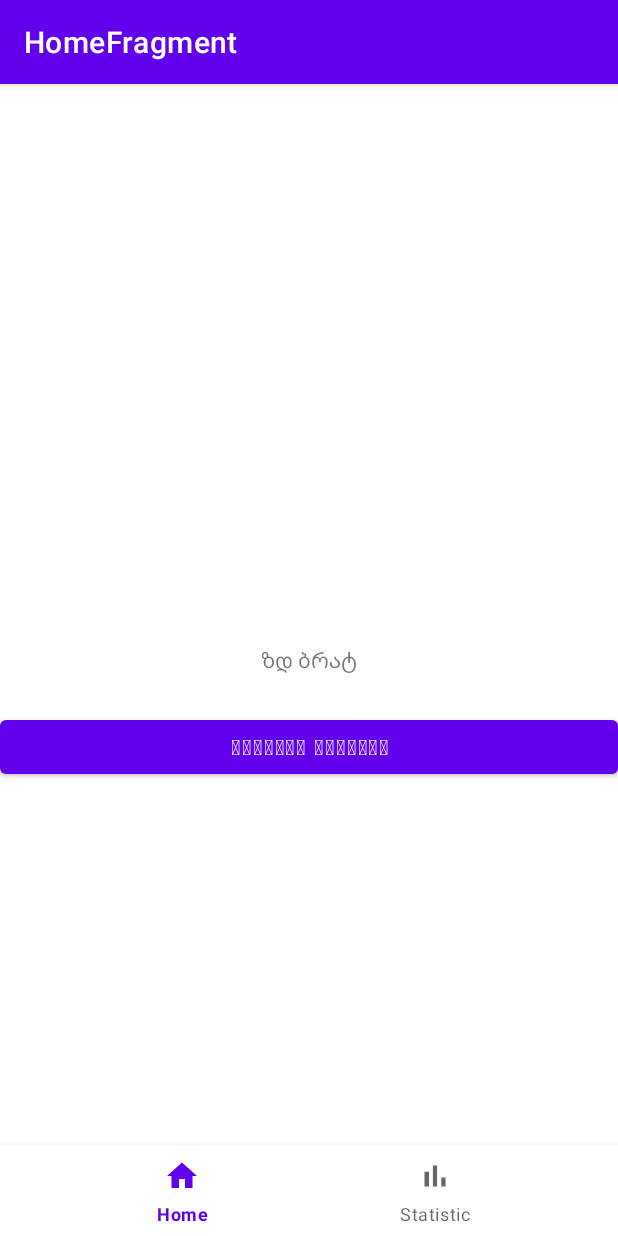
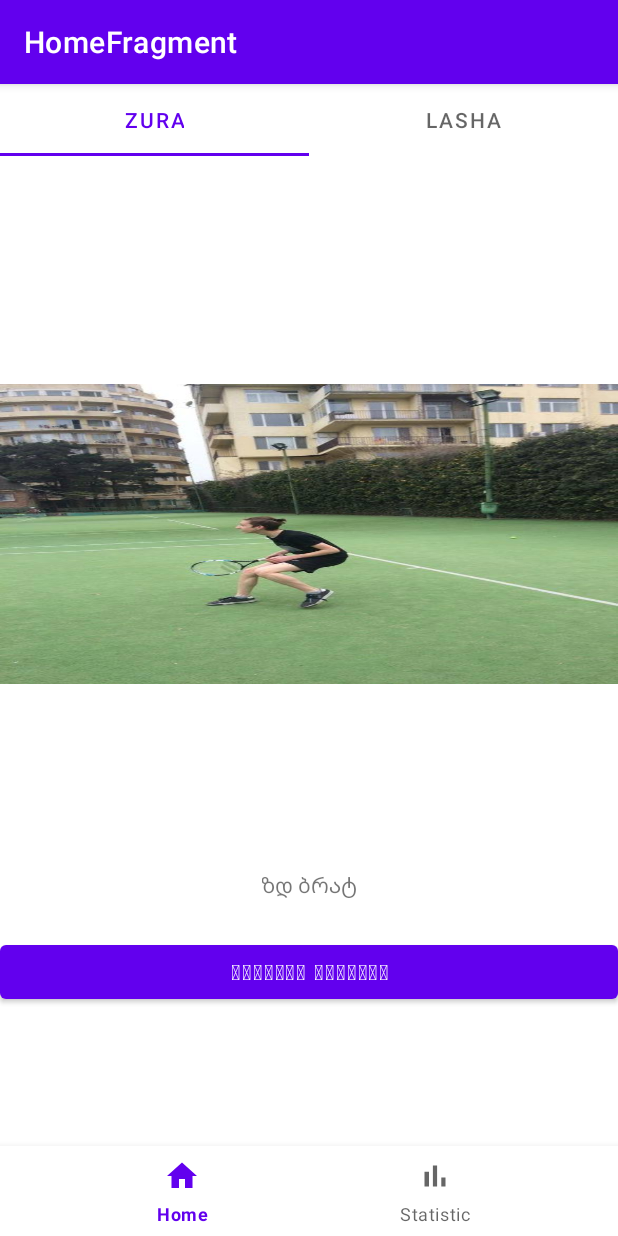
Before and after one commit to zukaChachava/Mines, an Android app: the screen it shows after launch (MainActivity), on a phone screen of 412 x 824 dp. Run offline under Robolectric (Android 15) with nearby library versions, the phone set to English and light mode, and no system bars; our stand-ins replace Room's generated code, navigation-ui.

Commit message:
working on view pager

```diff
--- a/app/src/main/java/com/lashaandzura/mines/MainActivity.kt
+++ b/app/src/main/java/com/lashaandzura/mines/MainActivity.kt
@@ -2,27 +2,42 @@ package com.lashaandzura.mines
 
 import androidx.appcompat.app.AppCompatActivity
 import android.os.Bundle
+import android.widget.TableLayout
 import androidx.navigation.NavController
 import androidx.navigation.findNavController
 import androidx.navigation.ui.AppBarConfiguration
 import androidx.navigation.ui.setupActionBarWithNavController
 import androidx.navigation.ui.setupWithNavController
+import androidx.viewpager2.widget.ViewPager2
 import com.google.android.material.bottomnavigation.BottomNavigationView
+import com.google.android.material.tabs.TabLayout
+import com.google.android.material.tabs.TabLayoutMediator
+import com.lashaandzura.mines.adapters.ViewPagerAdapter
 import com.lashaandzura.mines.databinding.ActivityMainBinding
 
 class MainActivity : AppCompatActivity() {
     private lateinit var binding: ActivityMainBinding
     private lateinit var bottomNavigationView: BottomNavigationView
     private lateinit var navController: NavController
+    private lateinit var viewPager2: ViewPager2
+    private lateinit var tableLayout: TabLayout
+    val tabTitle = arrayOf("Zura", "Lasha")
 
     override fun onCreate(savedInstanceState: Bundle?) {
         super.onCreate(savedInstanceState)
 
         binding = ActivityMainBinding.inflate(layoutInflater) // Auto binding, FindViewById is no more needed
         setContentView(binding.root)
-
+        viewPager2 = binding.pager
+        tableLayout = binding.tableLayout
         bottomNavigationView = binding.bottomNavView
         navController = findNavController(R.id.navHostFragment)
+        viewPager2.adapter = ViewPagerAdapter(supportFragmentManager, lifecycle)
+
+        TabLayoutMediator(tableLayout, viewPager2){
+            tab, position ->
+                tab.text = tabTitle[position]
+        }.attach()
 
         setupActionBarWithNavController(navController, AppBarConfiguration(
             setOf(
--- /dev/null
+++ b/app/src/main/java/com/lashaandzura/mines/adapters/ViewPagerAdapter.kt
@@ -0,0 +1,22 @@
+package com.lashaandzura.mines.adapters
+
+import androidx.fragment.app.Fragment
+import androidx.fragment.app.FragmentManager
+import androidx.lifecycle.Lifecycle
+import androidx.viewpager2.adapter.FragmentStateAdapter
+import com.lashaandzura.mines.fragments.ImageFragment
+
+class ViewPagerAdapter(fragmentManager: FragmentManager, lifecycle: Lifecycle)
+    : FragmentStateAdapter(fragmentManager, lifecycle) {
+
+    override fun getItemCount(): Int {
+        return 2
+    }
+
+    override fun createFragment(position: Int): Fragment {
+        when(position){
+            0 -> return ImageFragment()
+            else -> return ImageFragment()
+        }
+    }
+}
--- /dev/null
+++ b/app/src/main/java/com/lashaandzura/mines/fragments/ImageFragment.kt
@@ -0,0 +1,60 @@
+package com.lashaandzura.mines.fragments
+
+import android.os.Bundle
+import androidx.fragment.app.Fragment
+import android.view.LayoutInflater
+import android.view.View
+import android.view.ViewGroup
+import com.lashaandzura.mines.R
+
+// TODO: Rename parameter arguments, choose names that match
+// the fragment initialization parameters, e.g. ARG_ITEM_NUMBER
+private const val ARG_PARAM1 = "param1"
+private const val ARG_PARAM2 = "param2"
+
+/**
+ * A simple [Fragment] subclass.
+ * Use the [ImageFragment.newInstance] factory method to
+ * create an instance of this fragment.
+ */
+class ImageFragment : Fragment() {
+    // TODO: Rename and change types of parameters
+    private var param1: String? = null
+    private var param2: String? = null
+
+    override fun onCreate(savedInstanceState: Bundle?) {
+        super.onCreate(savedInstanceState)
+        arguments?.let {
+            param1 = it.getString(ARG_PARAM1)
+            param2 = it.getString(ARG_PARAM2)
+        }
+    }
+
+    override fun onCreateView(
+        inflater: LayoutInflater, container: ViewGroup?,
+        savedInstanceState: Bundle?
+    ): View? {
+        // Inflate the layout for this fragment
+        return inflater.inflate(R.layout.fragment_image, container, false)
+    }
+
+    companion object {
+        /**
+         * Use this factory method to create a new instance of
+         * this fragment using the provided parameters.
+         *
+         * @param param1 Parameter 1.
+         * @param param2 Parameter 2.
+         * @return A new instance of fragment ImageFragment.
+         */
+        // TODO: Rename and change types and number of parameters
+        @JvmStatic
+        fun newInstance(param1: String, param2: String) =
+            ImageFragment().apply {
+                arguments = Bundle().apply {
+                    putString(ARG_PARAM1, param1)
+                    putString(ARG_PARAM2, param2)
+                }
+            }
+    }
+}
--- a/app/src/main/res/layout/activity_main.xml
+++ b/app/src/main/res/layout/activity_main.xml
@@ -5,18 +5,33 @@ xmlns:tools="http://schemas.android.com/tools"
 android:layout_width="match_parent"
 android:layout_height="match_parent"
 tools:context=".MainActivity">
+
+    <com.google.android.material.tabs.TabLayout
+        android:id="@+id/tableLayout"
+        android:layout_width="match_parent"
+        android:layout_height="wrap_content"
+        app:layout_constraintEnd_toEndOf="parent"
+        app:layout_constraintStart_toStartOf="parent"
+        app:layout_constraintTop_toTopOf="parent" />
+
     <androidx.viewpager2.widget.ViewPager2
         android:id="@+id/pager"
         android:layout_width="match_parent"
-        android:layout_height="match_parent"/>
+        android:layout_height="match_parent"
+        android:layout_marginTop="200dp"
+        android:layout_marginBottom="300dp"
+        app:layout_constraintBottom_toBottomOf="parent"
+        app:layout_constraintTop_toTopOf="parent" />
 
     <fragment
+        android:id="@+id/navHostFragment"
+        android:name="androidx.navigation.fragment.NavHostFragment"
         android:layout_width="match_parent"
         android:layout_height="match_parent"
-        android:id="@+id/navHostFragment"
-        android:name="androidx.navigation.fragment.NavHostFragment"
+        android:layout_marginTop="300dp"
         app:defaultNavHost="true"
-        app:navGraph="@navigation/nav_graph"/>
+        app:layout_constraintTop_toTopOf="parent"
+        app:navGraph="@navigation/nav_graph" />
 
         <com.google.android.material.bottomnavigation.BottomNavigationView
             android:id="@+id/bottomNavView"
--- /dev/null
+++ b/app/src/main/res/layout/custom_layout.xml
@@ -0,0 +1,14 @@
+<?xml version="1.0" encoding="utf-8"?>
+<LinearLayout xmlns:android="http://schemas.android.com/apk/res/android"
+    xmlns:app="http://schemas.android.com/apk/res-auto"
+    android:orientation="vertical" android:layout_width="match_parent"
+    android:layout_height="match_parent">
+
+    <ImageView
+        android:layout_width="match_parent"
+        android:layout_height="wrap_content"
+        app:srcCompat="@mipmap/ic_launcher"
+        android:scaleType="fitXY"
+        android:adjustViewBounds="true"
+        android:id="@+id/imageView" />
+</LinearLayout>
--- /dev/null
+++ b/app/src/main/res/layout/fragment_image.xml
@@ -0,0 +1,14 @@
+<?xml version="1.0" encoding="utf-8"?>
+<LinearLayout xmlns:android="http://schemas.android.com/apk/res/android"
+    xmlns:app="http://schemas.android.com/apk/res-auto"
+    android:orientation="vertical" android:layout_width="match_parent"
+    android:layout_height="match_parent">
+
+    <ImageView
+        android:src="@drawable/img"
+        android:layout_width="match_parent"
+        android:layout_height="200dp"
+        android:scaleType="fitXY"
+        android:adjustViewBounds="true"
+        android:id="@+id/imageView" />
+</LinearLayout>
```
Also changed, not shown: app/src/main/res/drawable/img.png (added).
